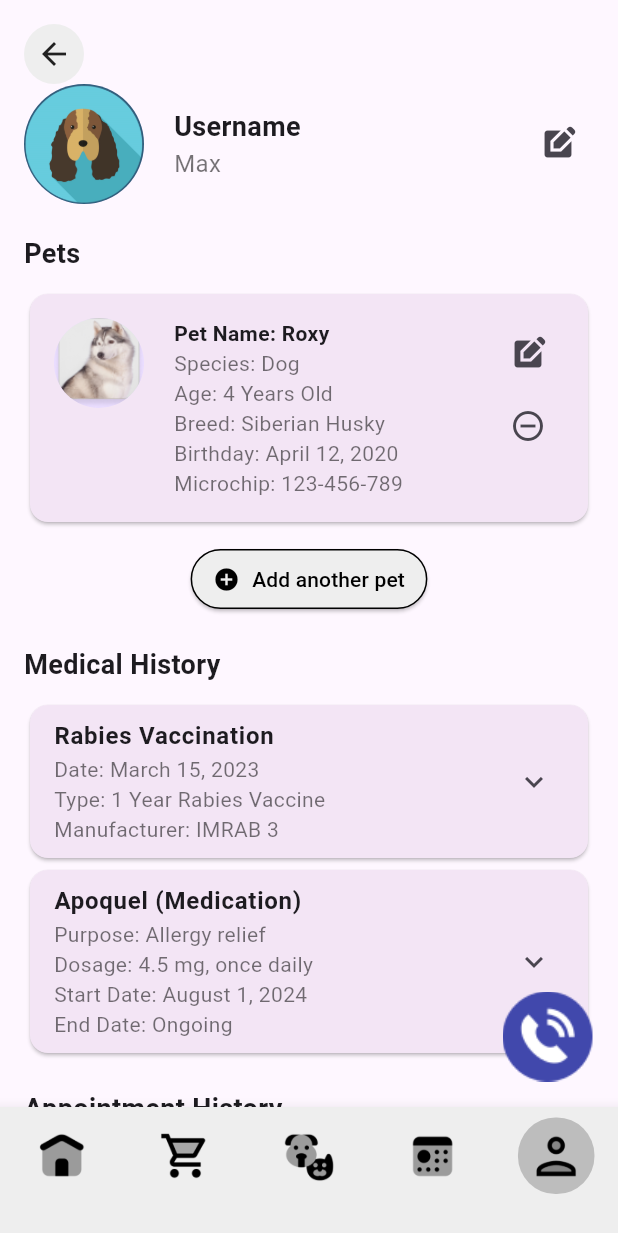
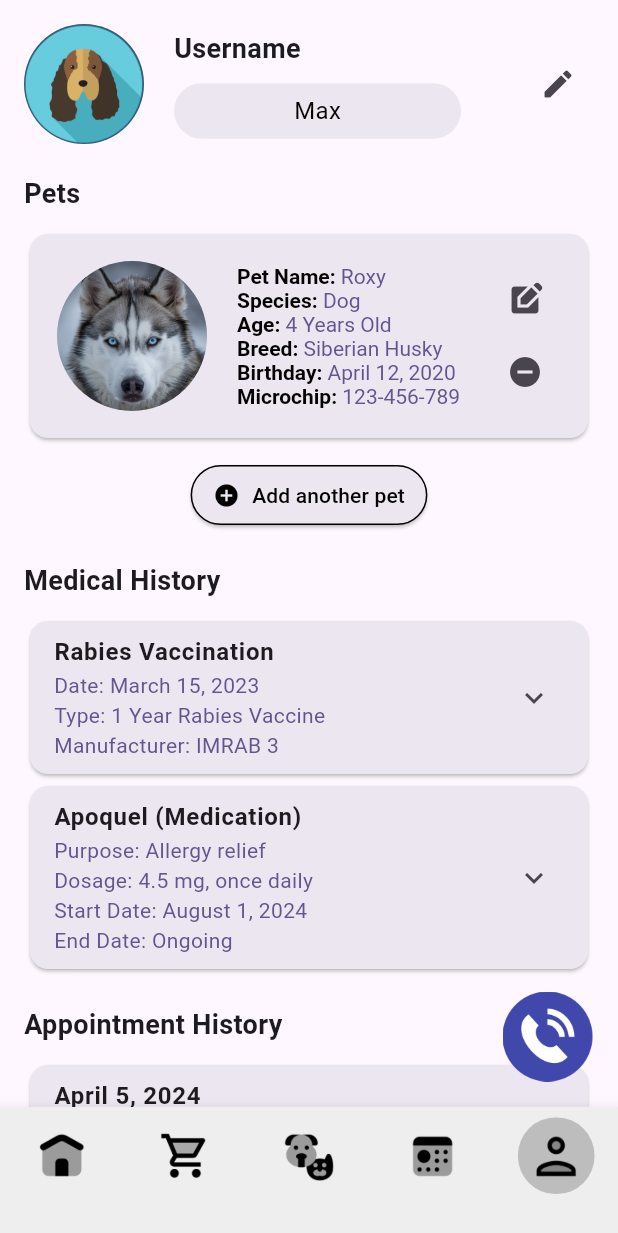
Before and after one commit to Shaliha07/petshop, a Flutter app: the ProfilePage screen opened directly, on a phone screen of 412 x 824 dp. Shown: the top 1233 px of the screen. Run offline on Flutter 3.47's test engine with Material 3 defaults, Android fonts, the phone set to English and light mode, and no system bars.

Commit message:
GetStarted - Done. Products - Done. Appointments - Done confirm appointment - Done.  Profile - Done.

```diff
--- a/lib/profile_page.dart
+++ b/lib/profile_page.dart
@@ -17,24 +17,6 @@ class ProfilePage extends StatelessWidget {
               child: Column(
                 crossAxisAlignment: CrossAxisAlignment.start,
                 children: [
-                  GestureDetector(
-                    onTap: () {
-                      Navigator.pop(context);
-                    },
-                    child: Container(
-                      decoration: BoxDecoration(
-                        color: Colors.grey[200],
-                        shape: BoxShape.circle,
-                      ),
-                      child: Padding(
-                        padding: const EdgeInsets.all(8.0),
-                        child: Icon(
-                          Icons.arrow_back,
-                          color: Colors.grey[900],
-                        ),
-                      ),
-                    ),
-                  ),
                   Row(
                     children: [
                       const CircleAvatar(
@@ -42,24 +24,38 @@ class ProfilePage extends StatelessWidget {
                         backgroundImage: AssetImage('images/user_avatar.png'),
                       ),
                       const SizedBox(width: 20),
-                      const Column(
+                      Column(
                         crossAxisAlignment: CrossAxisAlignment.start,
                         children: [
-                          Text(
+                          const Text(
                             'Username',
                             style: TextStyle(
                                 fontSize: 18, fontWeight: FontWeight.bold),
                           ),
-                          Text(
-                            'Max',
-                            style:
-                                TextStyle(fontSize: 16, color: Colors.black54),
+                          const SizedBox(
+                            height: 10,
+                          ),
+                          Container(
+                            alignment: Alignment.centerLeft,
+                            padding: const EdgeInsets.symmetric(
+                                horizontal: 80, vertical: 7),
+                            decoration: BoxDecoration(
+                              color: const Color(0xffECE6F0),
+                              borderRadius: BorderRadius.circular(20),
+                            ),
+                            child: const Text(
+                              'Max',
+                              style: TextStyle(
+                                fontSize: 16,
+                                color: Colors.black,
+                              ),
+                            ),
                           ),
                         ],
                       ),
                       const Spacer(),
                       IconButton(
-                        icon: const Icon(Icons.edit_square),
+                        icon: const Icon(Icons.mode_edit_outline_rounded),
                         onPressed: () {
                           Navigator.push(
                             context,
@@ -78,34 +74,135 @@ class ProfilePage extends StatelessWidget {
                   ),
                   const SizedBox(height: 10),
                   Card(
-                    color: Colors.purple[50],
+                    color: const Color(0xffECE6F0),
                     child: Padding(
-                      padding: const EdgeInsets.all(16.0),
+                      padding: const EdgeInsets.all(18.0),
                       child: Row(
-                        crossAxisAlignment: CrossAxisAlignment.start,
+                        crossAxisAlignment: CrossAxisAlignment.center,
                         children: [
                           const CircleAvatar(
-                            radius: 30,
+                            radius: 50,
                             backgroundImage:
-                                AssetImage('images/dog_profile.png'),
+                                AssetImage('images/pet_avatar.jpg'),
                           ),
                           const SizedBox(width: 20),
-                          const Column(
+                          Column(
                             crossAxisAlignment: CrossAxisAlignment.start,
                             children: [
-                              Text('Pet Name: Roxy',
-                                  style:
-                                      TextStyle(fontWeight: FontWeight.bold)),
-                              Text('Species: Dog',
-                                  style: TextStyle(color: Colors.black54)),
-                              Text('Age: 4 Years Old',
-                                  style: TextStyle(color: Colors.black54)),
-                              Text('Breed: Siberian Husky',
-                                  style: TextStyle(color: Colors.black54)),
-                              Text('Birthday: April 12, 2020',
-                                  style: TextStyle(color: Colors.black54)),
-                              Text('Microchip: 123-456-789',
-                                  style: TextStyle(color: Colors.black54)),
+                              RichText(
+                                text: TextSpan(
+                                  children: [
+                                    const TextSpan(
+                                      text: 'Pet Name: ',
+                                      style: TextStyle(
+                                        fontWeight: FontWeight.bold,
+                                        color: Colors.black,
+                                      ),
+                                    ),
+                                    TextSpan(
+                                      text: 'Roxy',
+                                      style: TextStyle(
+                                        color: Color(0xFF65558F),
+                                      ),
+                                    ),
+                                  ],
+                                ),
+                              ),
+                              RichText(
+                                text: TextSpan(
+                                  children: [
+                                    const TextSpan(
+                                      text: 'Species: ',
+                                      style: TextStyle(
+                                        fontWeight: FontWeight.bold,
+                                        color: Colors.black,
+                                      ),
+                                    ),
+                                    TextSpan(
+                                      text: 'Dog',
+                                      style: TextStyle(
+                                        color: Color(0xFF65558F),
+                                      ),
+                                    ),
+                                  ],
+                                ),
+                              ),
+                              RichText(
+                                text: TextSpan(
+                                  children: [
+                                    const TextSpan(
+                                      text: 'Age: ',
+                                      style: TextStyle(
+                                        fontWeight: FontWeight.bold,
+                                        color: Colors.black,
+                                      ),
+                                    ),
+                                    TextSpan(
+                                      text: '4 Years Old',
+                                      style: TextStyle(
+                                        color: Color(0xFF65558F),
+                                      ),
+                                    ),
+                                  ],
+                                ),
+                              ),
+                              RichText(
+                                text: TextSpan(
+                                  children: [
+                                    const TextSpan(
+                                      text: 'Breed: ',
+                                      style: TextStyle(
+                                        fontWeight: FontWeight.bold,
+                                        color: Colors.black,
+                                      ),
+                                    ),
+                                    TextSpan(
+                                      text: 'Siberian Husky',
+                                      style: TextStyle(
+                                        color: Color(0xFF65558F),
+                                      ),
+                                    ),
+                                  ],
+                                ),
+                              ),
+                              RichText(
+                                text: TextSpan(
+                                  children: [
+                                    const TextSpan(
+                                      text: 'Birthday: ',
+                                      style: TextStyle(
+                                        fontWeight: FontWeight.bold,
+                                        color: Colors.black,
+                                      ),
+                                    ),
+                                    TextSpan(
+                                      text: 'April 12, 2020',
+                                      style: TextStyle(
+                                        color: Color(0xFF65558F),
+                                      ),
+                                    ),
+                                  ],
+                                ),
+                              ),
+                              RichText(
+                                text: TextSpan(
+                                  children: [
+                                    const TextSpan(
+                                      text: 'Microchip: ',
+                                      style: TextStyle(
+                                        fontWeight: FontWeight.bold,
+                                        color: Colors.black,
+                                      ),
+                                    ),
+                                    TextSpan(
+                                      text: '123-456-789',
+                                      style: TextStyle(
+                                        color: Color(0xFF65558F),
+                                      ),
+                                    ),
+                                  ],
+                                ),
+                              ),
                             ],
                           ),
                           const Spacer(),
@@ -116,7 +213,7 @@ class ProfilePage extends StatelessWidget {
                                 onPressed: () {},
                               ),
                               IconButton(
-                                icon: const Icon(Icons.remove_circle_outline),
+                                icon: const Icon(Icons.remove_circle),
                                 onPressed: () {},
                               ),
                             ],
@@ -133,7 +230,7 @@ class ProfilePage extends StatelessWidget {
                       label: const Text('Add another pet'),
                       style: ElevatedButton.styleFrom(
                         foregroundColor: Colors.black,
-                        backgroundColor: Colors.grey[200],
+                        backgroundColor: const Color(0xffECE6F0),
                         side: const BorderSide(color: Colors.black),
                         padding: const EdgeInsets.symmetric(horizontal: 15),
                         shape: RoundedRectangleBorder(
@@ -146,11 +243,11 @@ class ProfilePage extends StatelessWidget {
                   buildExpandableHistoryCard(
                       'Rabies Vaccination',
                       'Date: March 15, 2023\nType: 1 Year Rabies Vaccine\nManufacturer: IMRAB 3',
-                      'Detailed information about the rabies vaccination, including side effects and follow-up recommendations.'),
+                      'Extra Notes :'),
                   buildExpandableHistoryCard(
                       'Apoquel (Medication)',
                       'Purpose: Allergy relief\nDosage: 4.5 mg, once daily\nStart Date: August 1, 2024\nEnd Date: Ongoing',
-                      'Apoquel is used to manage allergy symptoms in pets. It is administered daily and monitored for any side effects.'),
+                      'Extra Notes :'),
                   buildSectionTitle('Appointment History'),
                   buildExpandableHistoryCard(
                       'April 5, 2024',
@@ -227,7 +324,7 @@ class ProfilePage extends StatelessWidget {
   Widget buildExpandableHistoryCard(
       String title, String summary, String details) {
     return Card(
-      color: Colors.purple[50],
+      color: const Color(0xffECE6F0),
       child: ExpansionTile(
         title: Text(
           title,
@@ -235,14 +332,14 @@ class ProfilePage extends StatelessWidget {
         ),
         subtitle: Text(
           summary,
-          style: const TextStyle(color: Colors.black54),
+          style: const TextStyle(color: Color(0xff65558F)),
         ),
         children: [
           Padding(
             padding: const EdgeInsets.all(16.0),
             child: Text(
               details,
-              style: const TextStyle(color: Colors.black54),
+              style: const TextStyle(color: Color(0xff65558F)),
             ),
           ),
         ],
@@ -252,7 +349,7 @@ class ProfilePage extends StatelessWidget {
 
   Widget buildPaymentHistoryCard(String date, String description) {
     return Card(
-      color: Colors.purple[50],
+      color: const Color(0xffECE6F0),
       child: Padding(
         padding: const EdgeInsets.all(16.0),
         child: Column(
@@ -260,7 +357,7 @@ class ProfilePage extends StatelessWidget {
           children: [
             Text(date, style: const TextStyle(fontWeight: FontWeight.bold)),
             const SizedBox(height: 5),
-            Text(description, style: const TextStyle(color: Colors.black54)),
+            Text(description, style: const TextStyle(color: Color(0xff65558F))),
             Row(
               crossAxisAlignment: CrossAxisAlignment.center,
               children: [
@@ -268,7 +365,7 @@ class ProfilePage extends StatelessWidget {
                   child: ElevatedButton.icon(
                     onPressed: () {},
                     icon: const Icon(Icons.receipt_long_sharp),
-                    label: const Text('Upload Receipt'),
+                    label: const Text('View Receipt'),
                     style: ElevatedButton.styleFrom(
                       foregroundColor: Colors.black,
                       backgroundColor: Colors.grey[200],
@@ -292,28 +389,46 @@ class ProfilePage extends StatelessWidget {
   Widget buildPaymentMethodCard(
       String cardType, String cardNumber, String expiryDate) {
     return Card(
-      color: Colors.purple[50],
+      color: const Color(0xffECE6F0),
       child: Padding(
         padding: const EdgeInsets.all(16.0),
         child: Row(
           children: [
-            Image.asset('images/credit_card.png', width: 60),
+            Image.asset('images/credit_card.png', height: 55),
             const SizedBox(width: 20),
             Column(
               crossAxisAlignment: CrossAxisAlignment.start,
               children: [
                 Text('Card Type: $cardType',
-                    style: const TextStyle(fontWeight: FontWeight.bold)),
-                Text('Card Number: $cardNumber',
-                    style: const TextStyle(color: Colors.black54)),
-                Text('Expiry Date: $expiryDate',
-                    style: const TextStyle(color: Colors.black54)),
+                    style: const TextStyle(
+                        fontWeight: FontWeight.bold, color: Color(0xff65558F))),
+                Text(
+                  'Card Number: $cardNumber',
+                  style: const TextStyle(
+                    color: Color(0xff65558F),
+                  ),
+                ),
+                Text(
+                  'Expiry Date: $expiryDate',
+                  style: const TextStyle(
+                    color: Color(0xff65558F),
+                  ),
+                )
               ],
             ),
             const Spacer(),
-            IconButton(
-              icon: const Icon(Icons.edit_square),
-              onPressed: () {},
+            Column(
+              mainAxisAlignment: MainAxisAlignment.center,
+              children: [
+                IconButton(
+                  icon: const Icon(Icons.edit_square),
+                  onPressed: () {},
+                ),
+                IconButton(
+                  icon: const Icon(Icons.remove_circle),
+                  onPressed: () {},
+                ),
+              ],
             ),
           ],
         ),
```
Also changed, not shown: images/call_button.png, images/pet_avatar.jpg (added).
